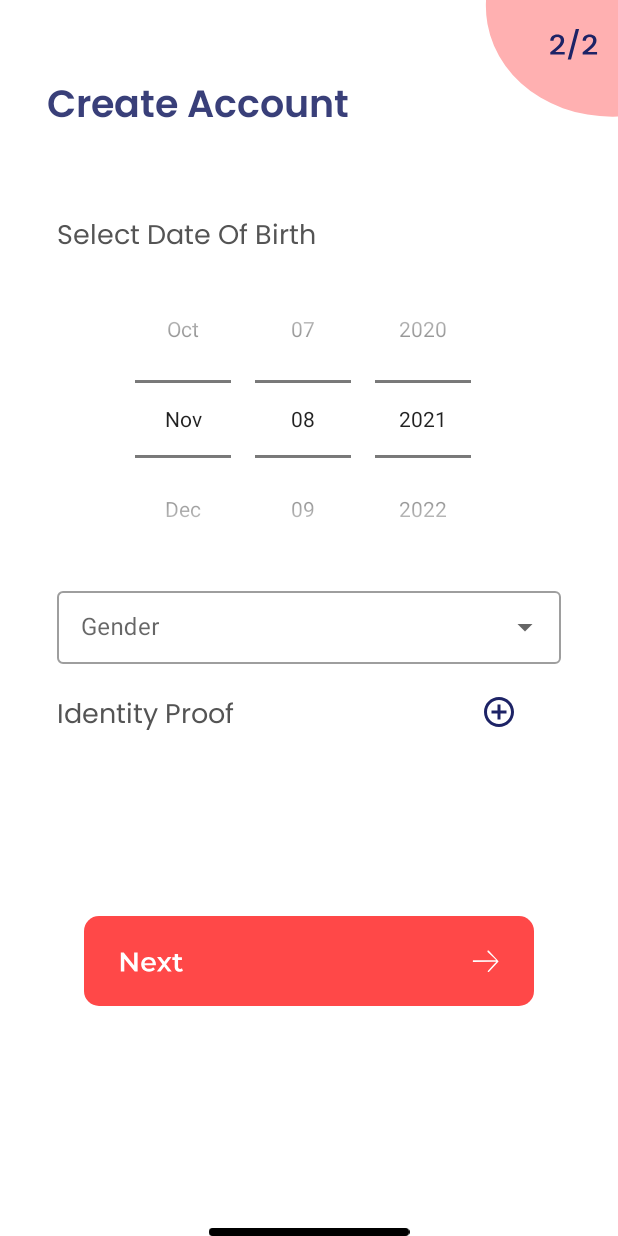
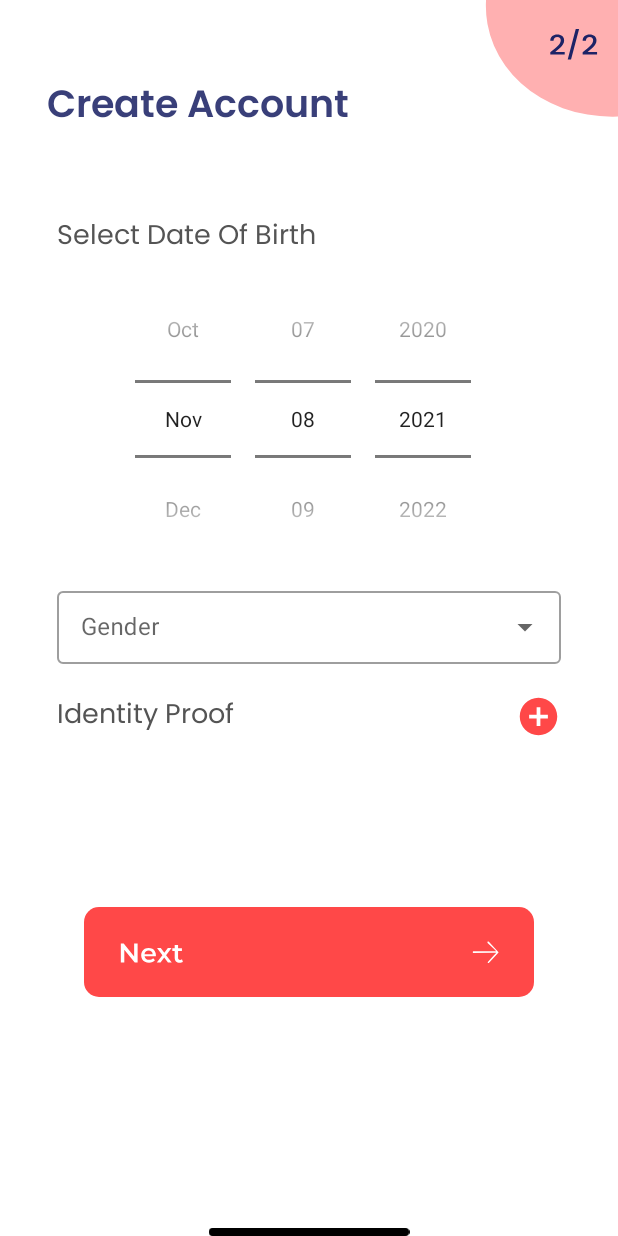
Before and after one commit to rbhagwane123/BloodGeniX, an Android app: the Signup_Screen_2 screen opened directly, with no data from a screen before it, on a phone screen of 412 x 824 dp. Run offline under Robolectric (Android 15) with nearby library versions, the phone set to English and light mode, and no system bars.

Commit message:
This is Blood Donation and Receiving Apk devolped using android and firebase.

```diff
--- a/app/build.gradle
+++ b/app/build.gradle
@@ -1,5 +1,6 @@
 plugins {
     id 'com.android.application'
+    id 'com.google.gms.google-services'
 }
 
 android {
@@ -38,6 +39,7 @@ dependencies {
     implementation 'androidx.appcompat:appcompat:1.3.1'
     implementation 'com.google.android.material:material:1.4.0'
     implementation 'androidx.constraintlayout:constraintlayout:2.1.1'
+    implementation 'com.google.firebase:firebase-database:19.2.1'
     testImplementation 'junit:junit:4.+'
     androidTestImplementation 'androidx.test.ext:junit:1.1.3'
     androidTestImplementation 'androidx.test.espresso:espresso-core:3.4.0'
--- a/app/src/main/java/com/example/bloodgenix/Signup_Screen_2.java
+++ b/app/src/main/java/com/example/bloodgenix/Signup_Screen_2.java
@@ -10,22 +10,23 @@ import android.widget.ArrayAdapter;
 import android.widget.AutoCompleteTextView;
 import android.widget.DatePicker;
 import android.widget.ImageButton;
+import android.widget.TextView;
 import android.widget.Toast;
 
 import androidx.appcompat.app.AppCompatActivity;
-
-import com.google.android.material.textfield.TextInputEditText;
-import com.google.android.material.textfield.TextInputLayout;
+import androidx.cardview.widget.CardView;
 
 public class Signup_Screen_2 extends AppCompatActivity {
 
     private AutoCompleteTextView gender;
     ArrayAdapter <String> arrayAdapter;
     DatePicker datePicker;
-    ImageButton docSelection;
-    ImageButton nextButton_2;
-    TextInputEditText docText;
-    TextInputLayout docLayout;
+    ImageButton docSelection, nextButton_2,docDeSelect;
+    TextView docText;
+    CardView docLayout;
+    public String details [] = new String[15];
+    String gender_type;
+    Uri docUri;
     int Requestcode =1;
 
 
@@ -33,6 +34,11 @@ public class Signup_Screen_2 extends AppCompatActivity {
     protected void onCreate(Bundle savedInstanceState) {
         super.onCreate(savedInstanceState);
         setContentView(R.layout.activity_signup_screen2);
+
+//        Getting Profile 1 Values
+        Intent i = getIntent();
+        details = i.getStringArrayExtra("details_1");
+
 
 //        for gender selection code
         gender = findViewById(R.id.Gender);
@@ -42,8 +48,7 @@ public class Signup_Screen_2 extends AppCompatActivity {
         gender.setOnItemClickListener(new AdapterView.OnItemClickListener() {
             @Override
             public void onItemClick(AdapterView<?> parent, View view, int position, long id) {
-                String item = parent.getItemAtPosition(position).toString();
-//                Toast.makeText(Signup_Screen_2.this, item, Toast.LENGTH_SHORT).show();
+                gender_type = parent.getItemAtPosition(position).toString();
             }
         });
         Context context = getApplicationContext();
@@ -52,6 +57,7 @@ public class Signup_Screen_2 extends AppCompatActivity {
 //        file Uploading code
         docText = findViewById(R.id.docText);
         docLayout = findViewById(R.id.docLayout);
+        docDeSelect = findViewById(R.id.docDeSelect);
 
         docSelection = findViewById(R.id.docSelection);
         docSelection.setOnClickListener(new View.OnClickListener() {
@@ -64,14 +70,30 @@ public class Signup_Screen_2 extends AppCompatActivity {
             }
         });
 
+        docDeSelect.setOnClickListener(new View.OnClickListener() {
+            @Override
+            public void onClick(View v) {
+                docLayout.setVisibility(View.INVISIBLE);
+                docSelection.setVisibility(View.VISIBLE);
+                docDeSelect.setVisibility(View.INVISIBLE);
+            }
+        });
+
         nextButton_2 = findViewById(R.id.nextButton_2);
         nextButton_2.setOnClickListener(new View.OnClickListener() {
             @Override
             public void onClick(View v) {
                 int day = datePicker.getDayOfMonth();
-                int month = datePicker.getMonth();
+                int month = datePicker.getMonth()+1;
                 int year = datePicker.getYear();
-//                Toast.makeText(Signup_Screen_2.this, day+" "+month+" "+year, Toast.LENGTH_SHORT).show();
+                String dateOfBirth = day+"/"+month+"/"+year;
+
+                details[5] = dateOfBirth.toString();
+                details[6] = gender_type.toString();
+                details[7] = docUri.toString();
+                Intent Otp_1 = new Intent(Signup_Screen_2.this,Otp_Screen_1.class);
+                Otp_1.putExtra("details_2",details);
+                startActivity(Otp_1);
             }
         });
     }
@@ -85,8 +107,11 @@ public class Signup_Screen_2 extends AppCompatActivity {
                 return;
             }
             docLayout.setVisibility(View.VISIBLE);
-            Uri docUri = data.getData();
+            docUri = data.getData();
             docText.setText(data.getDataString().substring(data.getDataString().lastIndexOf("/")+1)+".pdf");
+            docSelection.setVisibility(View.INVISIBLE);
+            docDeSelect.setVisibility(View.VISIBLE);
+
         }
         else {
             Toast.makeText(Signup_Screen_2.this, "Please try again ", Toast.LENGTH_SHORT).show();
--- /dev/null
+++ b/app/src/main/res/drawable/ic_baseline_add_circle_24.xml
@@ -0,0 +1,5 @@
+<vector android:height="30dp" android:tint="#FF4848"
+    android:viewportHeight="24" android:viewportWidth="24"
+    android:width="30dp" xmlns:android="http://schemas.android.com/apk/res/android">
+    <path android:fillColor="@android:color/white" android:pathData="M12,2C6.48,2 2,6.48 2,12s4.48,10 10,10 10,-4.48 10,-10S17.52,2 12,2zM17,13h-4v4h-2v-4L7,13v-2h4L11,7h2v4h4v2z"/>
+</vector>
--- a/app/src/main/res/drawable/ic_baseline_add_circle_outline_24.xml
+++ /dev/null
@@ -1,5 +0,0 @@
-<vector android:height="24dp" android:tint="#1D2366"
-    android:viewportHeight="24" android:viewportWidth="24"
-    android:width="24dp" xmlns:android="http://schemas.android.com/apk/res/android">
-    <path android:fillColor="@android:color/white" android:pathData="M13,7h-2v4L7,11v2h4v4h2v-4h4v-2h-4L13,7zM12,2C6.48,2 2,6.48 2,12s4.48,10 10,10 10,-4.48 10,-10S17.52,2 12,2zM12,20c-4.41,0 -8,-3.59 -8,-8s3.59,-8 8,-8 8,3.59 8,8 -3.59,8 -8,8z"/>
-</vector>
--- a/app/src/main/res/drawable/ic_baseline_picture_as_pdf_24.xml
+++ b/app/src/main/res/drawable/ic_baseline_picture_as_pdf_24.xml
@@ -1,5 +1,5 @@
-<vector android:height="24dp" android:tint="#FF4848"
+<vector android:height="27dp" android:tint="#FF4848"
     android:viewportHeight="24" android:viewportWidth="24"
-    android:width="24dp" xmlns:android="http://schemas.android.com/apk/res/android">
+    android:width="27dp" xmlns:android="http://schemas.android.com/apk/res/android">
     <path android:fillColor="@android:color/white" android:pathData="M20,2L8,2c-1.1,0 -2,0.9 -2,2v12c0,1.1 0.9,2 2,2h12c1.1,0 2,-0.9 2,-2L22,4c0,-1.1 -0.9,-2 -2,-2zM11.5,9.5c0,0.83 -0.67,1.5 -1.5,1.5L9,11v2L7.5,13L7.5,7L10,7c0.83,0 1.5,0.67 1.5,1.5v1zM16.5,11.5c0,0.83 -0.67,1.5 -1.5,1.5h-2.5L12.5,7L15,7c0.83,0 1.5,0.67 1.5,1.5v3zM20.5,8.5L19,8.5v1h1.5L20.5,11L19,11v2h-1.5L17.5,7h3v1.5zM9,9.5h1v-1L9,8.5v1zM4,6L2,6v14c0,1.1 0.9,2 2,2h14v-2L4,20L4,6zM14,11.5h1v-3h-1v3z"/>
 </vector>
--- /dev/null
+++ b/app/src/main/res/drawable/ic_baseline_remove_circle_24.xml
@@ -0,0 +1,5 @@
+<vector android:height="27dp" android:tint="#FF4848"
+    android:viewportHeight="24" android:viewportWidth="24"
+    android:width="27dp" xmlns:android="http://schemas.android.com/apk/res/android">
+    <path android:fillColor="@android:color/white" android:pathData="M12,2C6.48,2 2,6.48 2,12s4.48,10 10,10 10,-4.48 10,-10S17.52,2 12,2zM17,13L7,13v-2h10v2z"/>
+</vector>
--- a/app/src/main/res/layout/activity_main.xml
+++ b/app/src/main/res/layout/activity_main.xml
@@ -27,6 +27,7 @@
         android:layout_marginStart="49dp"
         android:layout_marginEnd="49dp"
         android:layout_marginBottom="15dp"
+        android:autoText="true"
         android:fontFamily="@font/montserrat_bold"
         android:text="BloodGeniX"
         android:textAlignment="center"
--- a/app/src/main/res/layout/activity_signup_screen2.xml
+++ b/app/src/main/res/layout/activity_signup_screen2.xml
@@ -9,7 +9,7 @@
 
     <TextView
         android:id="@+id/textView5"
-        android:layout_width="match_parent"
+        android:layout_width="wrap_content"
         android:layout_height="wrap_content"
         android:layout_marginStart="31dp"
         android:layout_marginTop="50dp"
@@ -17,7 +17,6 @@
         android:text="@string/create_account"
         android:textColor="@color/Header_1"
         android:textSize="25sp"
-        app:layout_constraintEnd_toEndOf="parent"
         app:layout_constraintStart_toStartOf="parent"
         app:layout_constraintTop_toTopOf="parent" />
 
@@ -48,8 +47,6 @@
             android:id="@+id/Dob"
             android:layout_width="match_parent"
             android:layout_height="wrap_content"
-            android:layout_centerHorizontal="true"
-            android:layout_marginTop="0dp"
             android:calendarViewShown="false"
             android:datePickerMode="spinner" />
 
@@ -79,8 +76,8 @@
 
             <LinearLayout
                 android:layout_width="wrap_content"
-                android:layout_height="wrap_content"
-                android:gravity="start"
+                android:layout_height="match_parent"
+                android:gravity="center_vertical"
                 android:orientation="horizontal">
 
                 <TextView
@@ -95,40 +92,71 @@
                     android:textSize="18sp" />
             </LinearLayout>
 
-            <LinearLayout
+            <androidx.constraintlayout.widget.ConstraintLayout
                 android:layout_width="match_parent"
                 android:layout_height="wrap_content"
-                android:layout_marginStart="125dp"
-                android:gravity="end"
-                android:orientation="horizontal">
+                android:layout_marginStart="125dp">
 
                 <ImageButton
                     android:id="@+id/docSelection"
                     android:layout_width="wrap_content"
-                    android:layout_height="match_parent"
-                    android:layout_weight="1"
+                    android:layout_height="wrap_content"
                     android:background="@android:color/transparent"
-                    app:srcCompat="@drawable/ic_baseline_add_circle_outline_24" />
-            </LinearLayout>
+                    app:layout_constraintEnd_toEndOf="parent"
+                    app:layout_constraintTop_toTopOf="parent"
+                    app:srcCompat="@drawable/ic_baseline_add_circle_24" />
+
+                <ImageButton
+                    android:id="@+id/docDeSelect"
+                    android:layout_width="wrap_content"
+                    android:layout_height="wrap_content"
+                    android:background="@android:color/transparent"
+                    android:visibility="invisible"
+                    app:layout_constraintEnd_toEndOf="@+id/docSelection"
+                    app:layout_constraintStart_toStartOf="@+id/docSelection"
+                    app:layout_constraintTop_toTopOf="parent"
+                    app:srcCompat="@drawable/ic_baseline_remove_circle_24"
+                    tools:visibility="invisible" />
+
+            </androidx.constraintlayout.widget.ConstraintLayout>
 
         </LinearLayout>
 
-        <!--        Document name field-->
-        <com.google.android.material.textfield.TextInputLayout
+        <!--        Document name field -->
+        <androidx.cardview.widget.CardView
             android:id="@+id/docLayout"
             android:layout_width="match_parent"
-            android:layout_height="wrap_content"
+            android:layout_height="50dp"
             android:layout_marginTop="14dp"
+            app:cardBackgroundColor="@color/cross"
             android:visibility="invisible"
-            app:startIconDrawable="@drawable/ic_baseline_picture_as_pdf_24">
+            app:cardCornerRadius="8dp">
 
-            <com.google.android.material.textfield.TextInputEditText
-                android:id="@+id/docText"
+            <LinearLayout
                 android:layout_width="match_parent"
+                android:layout_height="match_parent"
+                android:orientation="horizontal"
+                android:gravity="center_vertical">
+
+            <ImageView
+                android:layout_width="wrap_content"
                 android:layout_height="wrap_content"
-                android:background="@drawable/docupload_field_style" />
+                android:layout_marginStart="10dp"
+                android:src="@drawable/ic_baseline_picture_as_pdf_24"/>
 
-        </com.google.android.material.textfield.TextInputLayout>
+                <TextView
+                    android:id="@+id/docText"
+                    android:layout_width="wrap_content"
+                    android:layout_height="wrap_content"
+                    android:fontFamily="@font/poppins"
+                    android:textColor="@color/content_1"
+                    android:textSize="15sp"
+                    android:layout_marginEnd="15dp"
+                    android:layout_marginStart="15dp"/>
+
+            </LinearLayout>
+
+        </androidx.cardview.widget.CardView>
 
     </LinearLayout>
 
@@ -152,7 +180,4 @@
         app:layout_constraintEnd_toEndOf="@+id/linearLayout"
         app:layout_constraintStart_toStartOf="@+id/linearLayout" />
 
-
-
-
 </androidx.constraintlayout.widget.ConstraintLayout>
--- a/build.gradle
+++ b/build.gradle
@@ -6,6 +6,7 @@ buildscript {
     }
     dependencies {
         classpath "com.android.tools.build:gradle:7.0.3"
+        classpath 'com.google.gms:google-services:4.3.3'
 
         // NOTE: Do not place your application dependencies here; they belong
         // in the individual module build.gradle files
```
Also changed, not shown: app/src/main/AndroidManifest.xml (+7 -4 lines), app/src/main/java/com/example/bloodgenix/Otp_Screen_1.java (added, +21 -0 lines), app/src/main/java/com/example/bloodgenix/Signup_Screen_1.java (+20 -4 lines), app/src/main/res/drawable/ic_camera.xml (+2 -3 lines), app/src/main/res/drawable/ic_otp_2.xml (added, +92 -0 lines), app/src/main/res/drawable/ic_ottp_1.xml (added, +130 -0 lines), app/src/main/res/layout/activity_otp_screen1.xml (added, +7 -0 lines), 1 other file.
